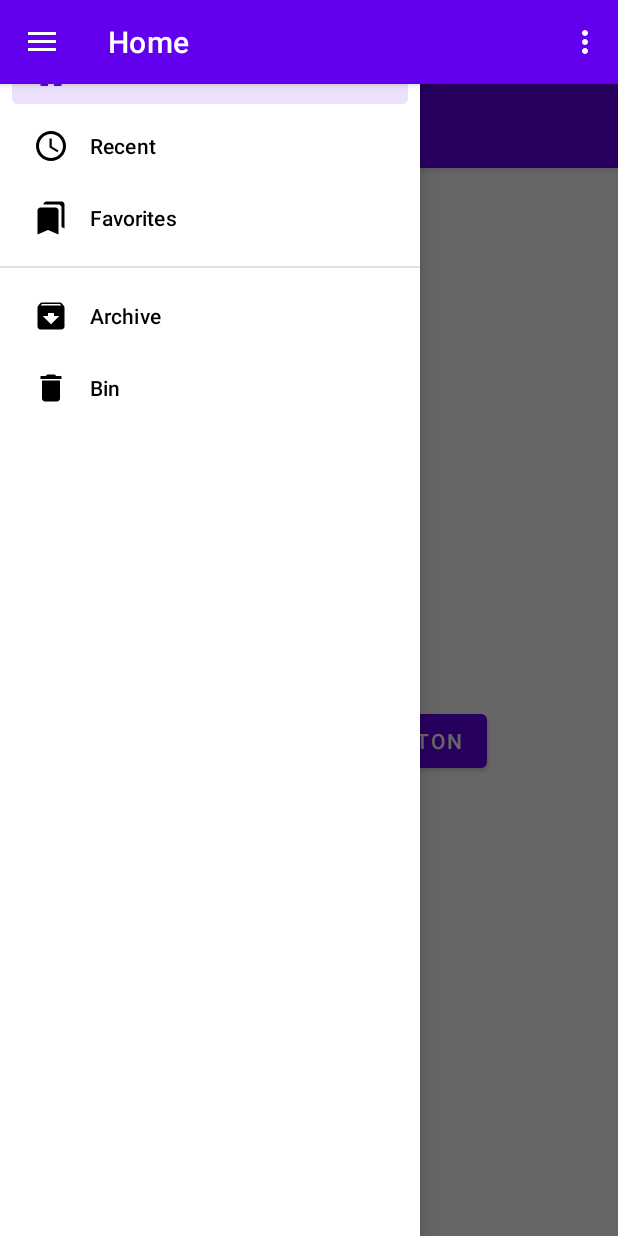
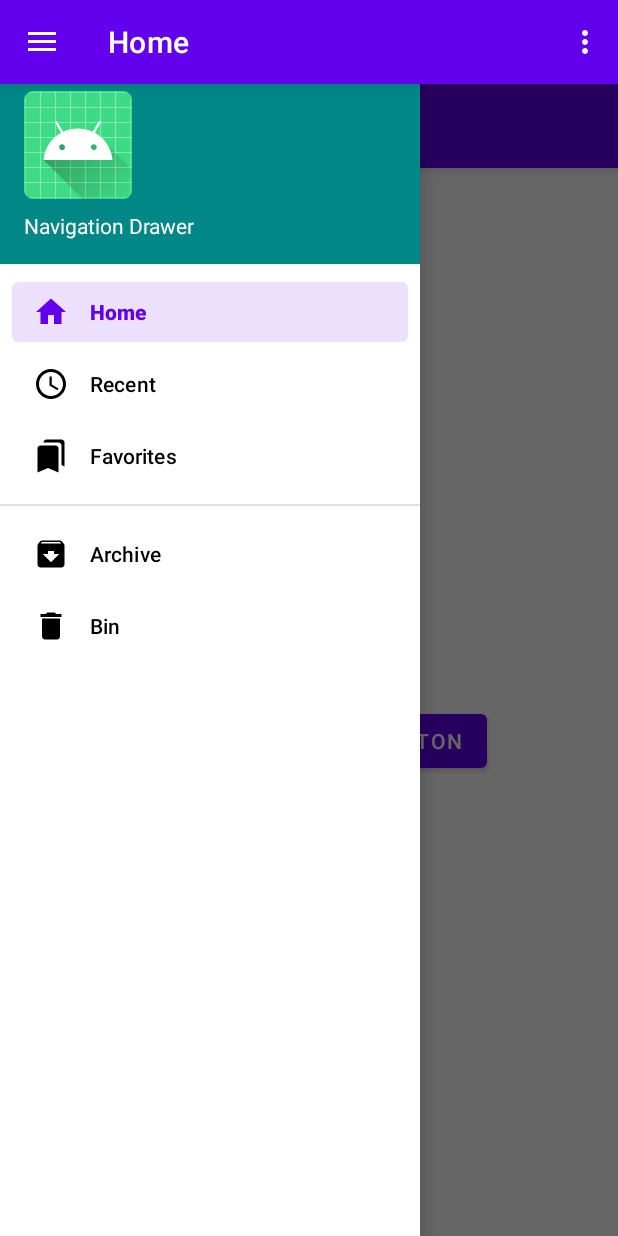
Before and after one commit to wilfredgicharu/Navigation-Drawer, an Android app: the screen it shows after launch (MainActivity), with the side drawer open, on a phone screen of 412 x 824 dp. Run offline under Robolectric (Android 15) with nearby library versions, the phone set to English and light mode, and no system bars; our stand-ins replace navigation-ui.

Commit message:
Update dimens.xml

```diff
--- a/app/src/main/res/values/dimens.xml
+++ b/app/src/main/res/values/dimens.xml
@@ -3,5 +3,5 @@
     <dimen name="activity_horizontal_padding">16dp</dimen>
     <dimen name="activity_vertical_padding">16dp</dimen>
     <dimen name="nav_header_vertical_padding">8dp</dimen>
-    <dimen name="nav_header_height">17dp</dimen>
+    <dimen name="nav_header_height">176dp</dimen>
 </resources>
```
